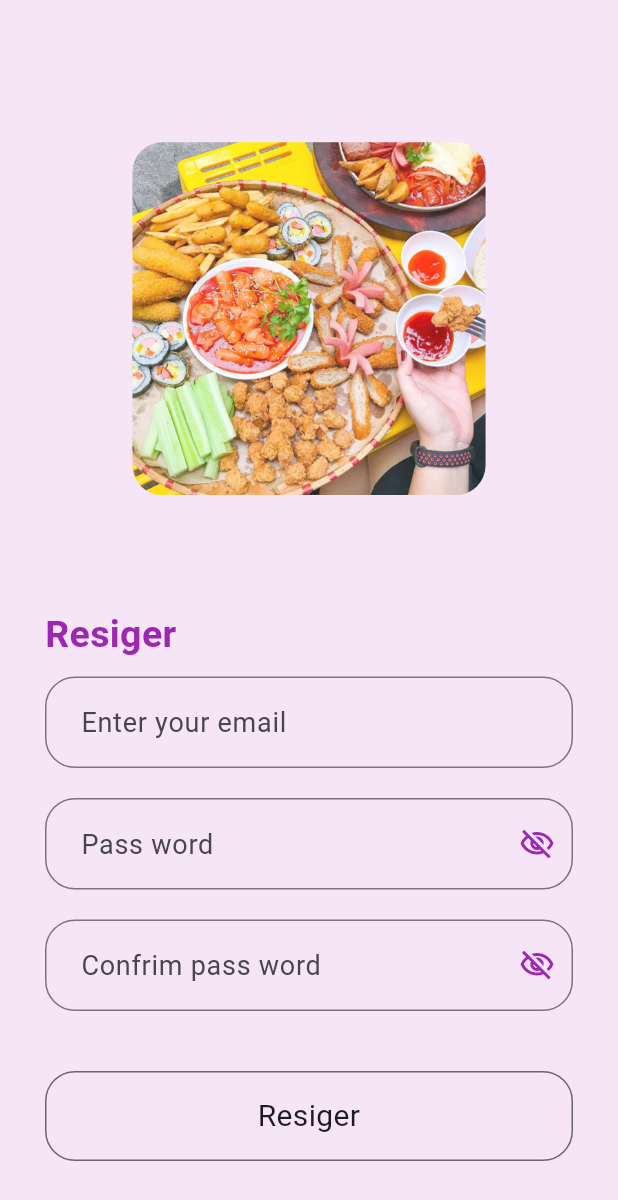
After one commit to quangtran2003/Shop_App, a Flutter app: the screen it shows after launch, after a tap on an icon or button, on a phone screen of 412 x 824 dp. The commit adds this screen. Shown: the top 1200 px of the screen. Run offline on Flutter 3.47's test engine with Material 3 defaults, Android fonts, the phone set to English and light mode, and no system bars; our stand-ins replace badges, firebase_auth, firebase_core, get, google_sign_in, shared_preferences; accounts and stored records are empty; network calls fail.

Commit message:
update_login_logout

```diff
--- a/app_ban_hang/lib/component/const.dart
+++ b/app_ban_hang/lib/component/const.dart
@@ -5,6 +5,10 @@ import 'dart:ui';
 const HOME_SCREEN = '/HomeScreen';
 const CART_SCREEN = '/CartScreen';
 const ADDRESS_SCREEN = '/AddressScreen';
+const LOGIN_SCREEN = '/Login';
+
+const RESIGER_SCREEN = '/Resiger';
+
 const PAY_SCREEN = '/PayScreen';
 const ORDERED_SCREEN = '/OrderScreen';
 
--- a/app_ban_hang/lib/component/text.dart
+++ b/app_ban_hang/lib/component/text.dart
@@ -27,6 +27,7 @@ class MyText extends StatelessWidget {
     return Text(
       text,
       maxLines: maxLine,
+      overflow: TextOverflow.ellipsis,
       textAlign: textAlign,
       style: TextStyle(
           decoration: decoration,
--- a/app_ban_hang/lib/component/textfield.dart
+++ b/app_ban_hang/lib/component/textfield.dart
@@ -1,6 +1,7 @@
 import 'package:flutter/material.dart';
 
 class MyTextField extends StatefulWidget {
+  final String? boolController;
   final Color? textColor;
   final bool? hasPrefixIcon;
   final bool? hasPass;
@@ -17,6 +18,7 @@ class MyTextField extends StatefulWidget {
     this.textColor,
     this.hasPrefixIcon,
     this.onEditingComplete,
+    this.boolController,
   }) : super(key: key);
 
   @override
@@ -46,9 +48,9 @@ class _MyTextFieldState extends State<MyTextField> {
                     ? const Icon(Icons.search)
                     : null,
                 hintText: widget.textHint,
-                focusColor: Colors.purple,
+                focusColor: Colors.grey,
                 // fillColor: widget.textColor,
-                fillColor: const Color.fromARGB(255, 195, 75, 216),
+                fillColor: Colors.grey,
                 filled: false,
                 suffixIcon: widget.hasPass != null
                     ? checkPass
@@ -71,13 +73,12 @@ class _MyTextFieldState extends State<MyTextField> {
                               color: Colors.purple,
                             ))
                     : null,
-                hintStyle: TextStyle(
-                    color: widget.textColor ?? Colors.purple, fontSize: 18),
+                hintStyle: TextStyle(color: widget.textColor, fontSize: 18),
                 contentPadding:
                     const EdgeInsets.symmetric(horizontal: 20, vertical: 17),
                 border: OutlineInputBorder(
                     borderSide:
-                        BorderSide(color: widget.textColor ?? Colors.purple),
+                        BorderSide(color: widget.textColor ?? Colors.grey),
                     borderRadius: BorderRadius.circular(20))),
           ),
           if (widget.errorText != null)
--- /dev/null
+++ b/app_ban_hang/lib/login_resiger/login_screen.dart
@@ -0,0 +1,162 @@
+import 'package:app_ban_hang/Home/home_screen.dart';
+import 'package:app_ban_hang/component/const.dart';
+import 'package:app_ban_hang/component/text.dart';
+import 'package:app_ban_hang/component/textfield.dart';
+import 'package:flutter/material.dart';
+import 'package:get/get.dart';
+
+import 'login_controller.dart';
+
+class Login extends GetView<LoginController> {
+  @override
+  final controller = Get.put(LoginController());
+  Login({super.key});
+  @override
+  Widget build(BuildContext context) {
+    //  controller.createAcc();
+
+    final x = MediaQuery.of(context).size.height;
+    return Scaffold(
+      body: SingleChildScrollView(
+        child: Container(
+          height: x,
+          color: const Color.fromARGB(255, 245, 229, 246),
+          padding: const EdgeInsets.symmetric(horizontal: 30),
+          child: Column(
+            children: [
+              Expanded(
+                child: Center(
+                  child: Container(
+                    margin: const EdgeInsets.only(top: 80, bottom: 40),
+                    height: x / 3,
+                    width: x / 3,
+                    decoration: BoxDecoration(
+                        borderRadius: BorderRadius.circular(20),
+                        image: const DecorationImage(
+                            image: AssetImage(
+                              'assets/background.png',
+                            ),
+                            opacity: 0.9,
+                            fit: BoxFit.cover)),
+                  ),
+                ),
+              ),
+              Container(
+                  alignment: Alignment.bottomLeft,
+                  child: MyText(
+                    text: 'Login',
+                    color: Colors.purple,
+                    fontSize: 25,
+                    fontWeight: FontWeight.bold,
+                  )),
+              Obx(
+                () => MyTextField(
+                  errorText: controller.userNameError.value,
+                  textHint: 'Enter your email',
+                  textColor: Colors.purple,
+                  onChange: (value) {
+                    controller.validateUserName(value);
+                    controller.login();
+                  },
+                ),
+              ),
+              Obx(
+                () => MyTextField(
+                  errorText: controller.passWordError.value,
+                  onChange: (value) {
+                    controller.validatePassWord(value);
+                    controller.login();
+                  },
+                  textHint: 'PassWord',
+                  hasPass: true,
+                  textColor: Colors.purple,
+                ),
+              ),
+              GestureDetector(
+                onTap: () {
+                  if (controller.checkLogin.value) {
+                    //showDialog(context: context, builder: builder)
+                    controller.signInAcc(controller.userName.value ?? '',
+                        controller.passWord.value ?? '');
+                    if (controller.checkAccount.value ==
+                        CHECK_ACCOUNT.Success) {
+                      Navigator.pushReplacement(
+                        context,
+                        MaterialPageRoute(
+                            builder: (context) => const HomeScreen()),
+                      );
+                    }
+                  }
+                },
+                child: Obx(
+                  () => Container(
+                      margin: const EdgeInsets.only(top: 30, bottom: 15),
+                      height: 60,
+                      width: double.infinity,
+                      decoration: BoxDecoration(
+                          color: controller.checkLogin.value
+                              ? Colors.purple
+                              : null,
+                          border: Border.all(
+                              width: 1,
+                              color: const Color.fromARGB(255, 104, 104, 104)),
+                          borderRadius: BorderRadius.circular(20)),
+                      child: Center(
+                        child: MyText(
+                            text: 'Login',
+                            color: controller.checkLogin.value
+                                ? Colors.white
+                                : Colors.grey,
+                            fontSize: 20),
+                      )),
+                ),
+              ),
+              _showErrorLogin(),
+              GestureDetector(
+                onTap: () {
+                  Navigator.of(context).pushNamed(RESIGER_SCREEN);
+                  //     Get.toNamed(RESIGER_SCREEN);
+                },
+                child: const Center(
+                  child: Text.rich(TextSpan(
+                      text: 'Do not have account ? ',
+                      style: TextStyle(
+                          fontSize: 17,
+                          color: Color.fromARGB(255, 104, 104, 104)),
+                      children: [
+                        TextSpan(
+                            text: 'Resiger',
+                            style: TextStyle(
+                                fontSize: 17,
+                                decoration: TextDecoration.underline,
+                                decorationColor: Colors.purple,
+                                color: Colors.purple))
+                      ])),
+                ),
+              ),
+              SizedBox(
+                height: x > 500 ? 80 : 40,
+              )
+            ],
+          ),
+        ),
+      ),
+    );
+  }
+
+  Obx _showErrorLogin() {
+    return Obx(() {
+      if (controller.showErrorSignIn.value != null) {
+        return Container(
+          alignment: Alignment.centerLeft,
+          child: MyText(
+            text: controller.showErrorSignIn.value ?? '',
+            color: Colors.red,
+          ),
+        );
+      } else {
+        return Container();
+      }
+    });
+  }
+}
--- /dev/null
+++ b/app_ban_hang/lib/login_resiger/resiger_controller.dart
@@ -0,0 +1,83 @@
+import 'package:firebase_auth/firebase_auth.dart';
+import 'package:get/get.dart';
+
+class ResigerController extends GetxController {
+  final passWordError = RxnString();
+  final passWord = RxnString();
+  final comfrimPassWValue = RxnString();
+  final checkConfrimSuccessPass = false.obs;
+  final checkSuccessPassW = false.obs;
+  final checkResiger = false.obs;
+  final confrimPassWordError = RxnString();
+  final checkEmail = false.obs;
+  final email = RxnString();
+  //final passWord = RxnString();
+  final emailError = RxnString();
+
+  //final dataUser = Rxn<User>();
+
+  void createAcc(String email, String pass) async {
+// Ví dụ
+    try {
+      await FirebaseAuth.instance.createUserWithEmailAndPassword(
+        email: email,
+        password: pass,
+      );
+      // ignore: empty_catches
+    } catch (e) {}
+  }
+
+  void comfrimPass() {
+    if (passWord.value != comfrimPassWValue.value) {
+      confrimPassWordError.value = 'Confirm password is incorrect!';
+      checkConfrimSuccessPass.value = false;
+    } else {
+      confrimPassWordError.value = null;
+      checkConfrimSuccessPass.value = true;
+    }
+  }
+
+  void validateEmail(value) {
+    email.value = value;
+    RegExp emailRegex = RegExp(
+      r'^[\w-]+(\.[\w-]+)*@([\w-]+\.)+[a-zA-Z]{2,7}$',
+    );
+    if (emailRegex.hasMatch(value)) {
+      emailError.value = null;
+      checkEmail.value = true;
+    } else {
+      checkEmail.value = false;
+      emailError.value = 'Invalid email!';
+    }
+  }
+
+  void validatePassWord(String value) {
+    if (value.isEmpty) {
+      passWordError.value = null;
+      checkSuccessPassW.value = false;
+    } else if (value.length >= 6) {
+      passWordError.value = null;
+      checkSuccessPassW.value = true;
+    } else {
+      passWordError.value = 'Minimum length 6 characters!';
+      checkSuccessPassW.value = false;
+    }
+    passWord.value = value;
+    comfrimPass();
+  }
+
+  void validateConfrimPassWord(String value) {
+    comfrimPassWValue.value = value;
+    comfrimPass();
+  }
+
+  void resiger() {
+    if (checkConfrimSuccessPass.value &&
+        checkSuccessPassW.value &&
+        checkEmail.value) {
+      checkResiger.value = true;
+    } else {
+      checkResiger.value = false;
+    }
+  }
+}
--- /dev/null
+++ b/app_ban_hang/lib/login_resiger/resiger_screen.dart
@@ -0,0 +1,132 @@
+import 'package:app_ban_hang/Home/home_screen.dart';
+import 'package:app_ban_hang/component/text.dart';
+import 'package:app_ban_hang/login_resiger/resiger_controller.dart';
+import 'package:flutter/material.dart';
+import 'package:get/get.dart';
+
+import '../component/textfield.dart';
+
+class Resiger extends GetView<ResigerController> {
+  @override
+  final controller = Get.put(ResigerController());
+  Resiger({super.key});
+
+  @override
+  Widget build(BuildContext context) {
+    final x = MediaQuery.of(context).size.height;
+    final y = MediaQuery.of(context).size.width;
+    return Scaffold(
+      body: SingleChildScrollView(
+        child: Container(
+          height: x,
+          width: y,
+          color: Color.fromARGB(255, 245, 229, 246),
+          padding: const EdgeInsets.symmetric(horizontal: 30),
+          child: Column(
+            children: [
+              Expanded(
+                child: Center(
+                  child: Container(
+                    alignment: Alignment.center,
+                    margin: const EdgeInsets.only(top: 40, bottom: 20),
+                    height: x * 2 / 7,
+                    width: x * 2 / 7,
+                    decoration: BoxDecoration(
+                        borderRadius: BorderRadius.circular(20),
+                        image: const DecorationImage(
+                            image: AssetImage(
+                              'assets/background.png',
+                            ),
+                            opacity: 0.9,
+                            fit: BoxFit.cover)),
+                  ),
+                ),
+              ),
+              Container(
+                alignment: Alignment.bottomLeft,
+                child: const Text(
+                  'Resiger',
+                  style: TextStyle(
+                      color: Colors.purple,
+                      fontSize: 25,
+                      fontWeight: FontWeight.bold),
+                ),
+              ),
+              Obx(
+                () => MyTextField(
+                  textHint: 'Enter your email',
+                  errorText: controller.emailError.value,
+                  onChange: (value) {
+                    controller.validateEmail(value);
+                    controller.resiger();
+                  },
+                ),
+              ),
+              Obx(
+                () => MyTextField(
+                  textHint: 'Pass word',
+                  hasPass: true,
+                  errorText: controller.passWordError.value,
+                  onChange: (value) {
+                    controller.validatePassWord(value);
+                    controller.resiger();
+                  },
+                ),
+              ),
+              Obx(
+                () => MyTextField(
+                  textHint: 'Confrim pass word',
+                  hasPass: true,
+                  errorText: controller.confrimPassWordError.value,
+                  onChange: (value) {
+                    controller.validateConfrimPassWord(value);
+                    controller.resiger();
+                  },
+                ),
+              ),
+              Obx(
+                () => GestureDetector(
+                  onTap: () {
+                    controller.createAcc(controller.email.value ?? '',
+                        controller.passWord.value ?? '');
+                    if (controller.checkResiger.value) {
+                      Navigator.pushReplacement(
+                        context,
+                        MaterialPageRoute(
+                            builder: (context) => const HomeScreen()),
+                      );
+                    }
+                  },
+                  child:
+                      // Obx(
+                      //   () =>
+                      Container(
+                    margin: EdgeInsets.only(top: 30, bottom: x > 500 ? 50 : 20),
+                    height: 60,
+                    width: double.infinity,
+                    decoration: BoxDecoration(
+                        color: controller.checkResiger.value
+                            ? Colors.purple
+                            : null,
+                        border: Border.all(
+                            width: 1,
+                            color: const Color.fromARGB(255, 104, 104, 104)),
+                        borderRadius: BorderRadius.circular(20)),
+                    child: Center(
+                        child: MyText(
+                      text: "Resiger",
+                      color:
+                          controller.checkResiger.value ? Colors.white : null,
+                      fontSize: 20,
+                    )),
+                  ),
+                  // ),
+                ),
+              ),
+            ],
+          ),
+        ),
+      ),
+    );
+  }
+}
--- a/app_ban_hang/lib/main.dart
+++ b/app_ban_hang/lib/main.dart
@@ -4,11 +4,19 @@ import 'package:app_ban_hang/Home/home_screen.dart';
 import 'package:app_ban_hang/address/address_screem.dart';
 import 'package:app_ban_hang/cart/cart_screen.dart';
 import 'package:app_ban_hang/component/const.dart';
+import 'package:app_ban_hang/firebase_options.dart';
+import 'package:app_ban_hang/login_resiger/login_screen.dart';
+import 'package:app_ban_hang/login_resiger/resiger_screen.dart';
 import 'package:app_ban_hang/ordered/ordered_screen.dart';
 import 'package:app_ban_hang/pay/pay_screen.dart';
+import 'package:firebase_core/firebase_core.dart';
 import 'package:flutter/material.dart';
 
-void main() {
+void main() async {
+  WidgetsFlutterBinding.ensureInitialized();
+  await Firebase.initializeApp(
+    options: DefaultFirebaseOptions.currentPlatform,
+  );
   runApp(const MyApp());
 }
 
@@ -18,9 +26,11 @@ class MyApp extends StatelessWidget {
   @override
   Widget build(BuildContext context) {
     return MaterialApp(
-      initialRoute: HOME_SCREEN,
+      initialRoute: LOGIN_SCREEN,
       routes: {
         HOME_SCREEN: (context) => const HomeScreen(),
+        LOGIN_SCREEN: (context) => Login(),
+        RESIGER_SCREEN: (context) => Resiger(),
         PAY_SCREEN: (context) => const PayScreen(),
         CART_SCREEN: (context) => const CartScreen(),
         ADDRESS_SCREEN: (context) => const AddressSCreen(),
--- a/app_ban_hang/lib/pay/bloc.dart
+++ /dev/null
@@ -1,5 +0,0 @@
-
-
-// class blocPay{
-//   StreamBuilder<bool>
-// }
--- a/app_ban_hang/pubspec.yaml
+++ b/app_ban_hang/pubspec.yaml
@@ -36,6 +36,11 @@ dependencies:
   cupertino_icons: ^1.0.2
   badges: ^3.1.2
   get_it: ^7.6.4
+  firebase_core: ^2.24.2
+  firebase_auth: ^4.15.3
+  get: ^4.6.6
+  shared_preferences: ^2.2.2
+  google_sign_in: ^6.2.1
 dev_dependencies:
   flutter_test:
     sdk: flutter
```
Also changed, not shown: app_ban_hang/lib/Home/home_screen.dart (+20 -10 lines), app_ban_hang/lib/address/address_screem.dart (+36 -0 lines), app_ban_hang/lib/address/bloc.dart (+57 -2 lines), app_ban_hang/lib/login_resiger/login_controller.dart (added, +101 -0 lines), app_ban_hang/lib/product_screen/bloc.dart (deleted, +0 -15 lines), app_ban_hang/assets/background.jpg (deleted), app_ban_hang/assets/logo.jpg (deleted), app_ban_hang/lib/firebase_options.dart (added), app_ban_hang/lib/product_screen/product_screem.dart (deleted), app_ban_hang/pubspec.lock, 9 other files.
